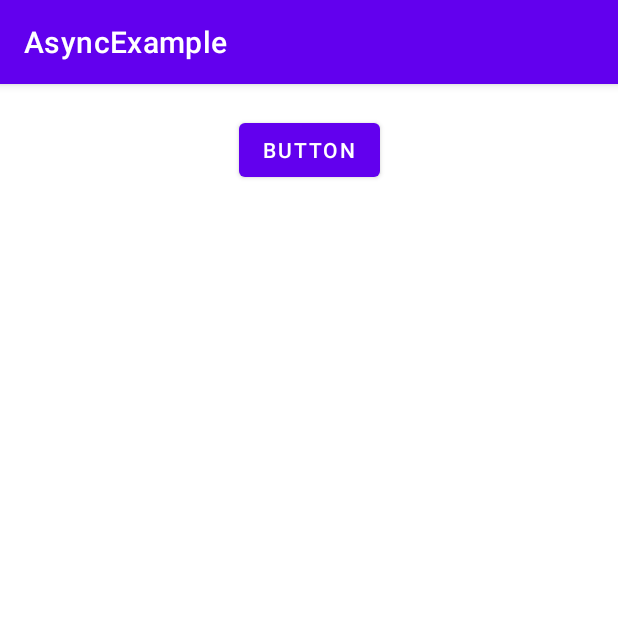
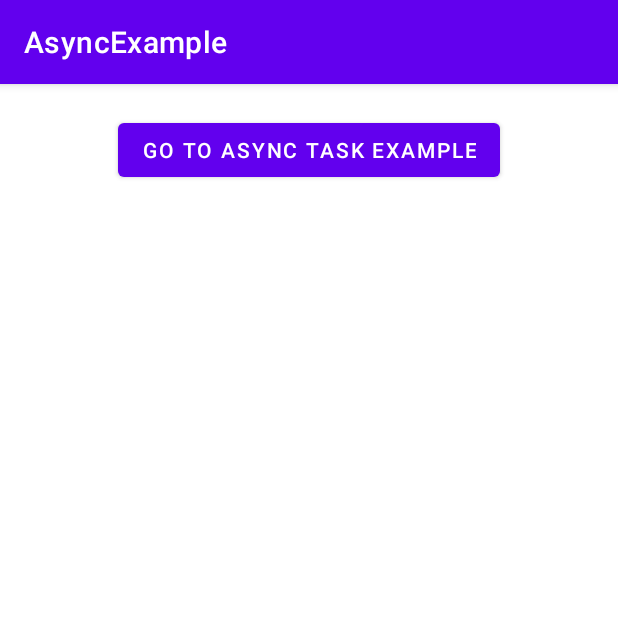
Before and after one commit to ankorgm/AsyncExample, an Android app: the screen it shows after launch (MainActivity), on a phone screen of 412 x 824 dp, the top half of it. Run offline under Robolectric (Android 15) with nearby library versions, the phone set to English and light mode, and no system bars.

Commit message:
Created AsyncTaskExample activity

```diff
--- a/app/src/main/res/layout/activity_main.xml
+++ b/app/src/main/res/layout/activity_main.xml
@@ -11,7 +11,8 @@
         android:layout_width="wrap_content"
         android:layout_height="wrap_content"
         android:layout_marginTop="@dimen/margin_top_for_buttons"
-        android:text="Button"
+        android:onClick="buttonClick"
+        android:text="@string/go_to_async_task_example"
         app:layout_constraintEnd_toEndOf="parent"
         app:layout_constraintStart_toStartOf="parent"
         app:layout_constraintTop_toTopOf="parent" />
--- a/app/src/main/res/values/strings.xml
+++ b/app/src/main/res/values/strings.xml
@@ -1,3 +1,4 @@
 <resources>
     <string name="app_name">AsyncExample</string>
+    <string name="go_to_async_task_example">go to Async Task Example</string>
 </resources>
```
Also changed, not shown: app/src/main/AndroidManifest.xml (+7 -0 lines), app/src/main/java/ru/synergy/asyncexample/AsyncTaskExample.java (added, +14 -0 lines), app/src/main/java/ru/synergy/asyncexample/MainActivity.java (+17 -0 lines), app/src/main/res/layout/activity_async_task_example.xml (added, +9 -0 lines).
